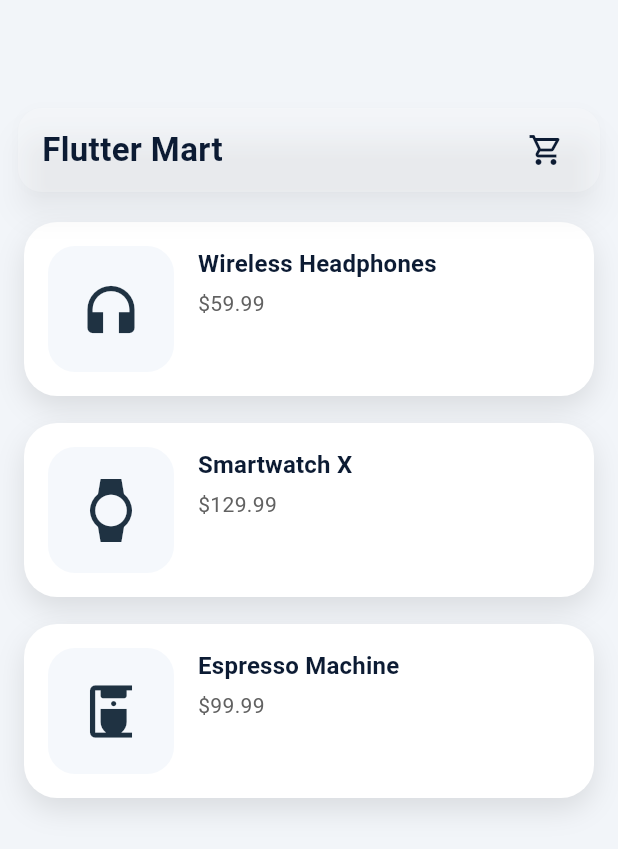
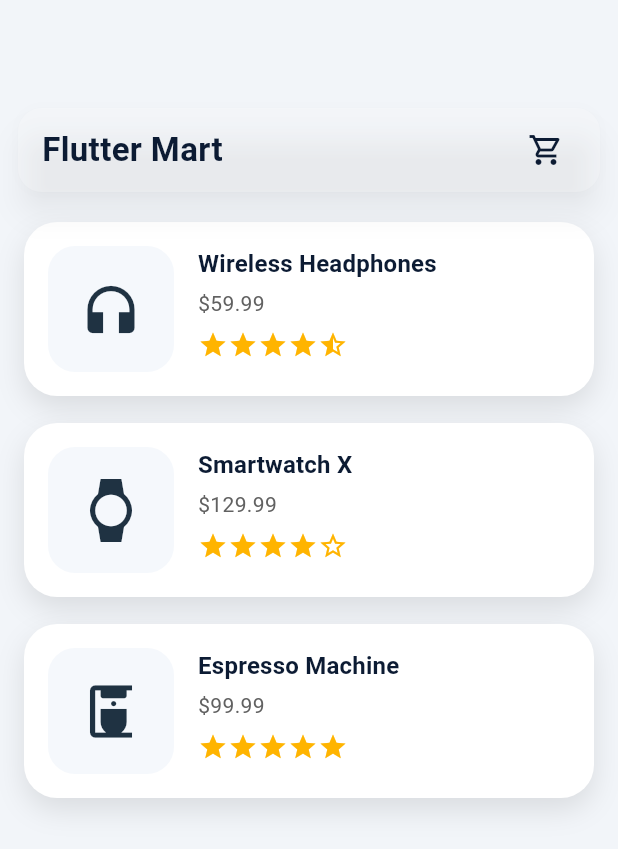
Before and after one commit to ahdzlee/flutter_spelec1b_2025, a Flutter app: the screen it shows after launch, on a phone screen of 412 x 824 dp. Shown: the top 849 px of the screen. Run offline on Flutter 3.47's test engine with Material 3 defaults, Android fonts, the phone set to English and light mode, and no system bars.

Commit message:
add a custom StarRating widget to render half or full star ratings

```diff
--- a/lib/exer02/widgets/product_card.dart
+++ b/lib/exer02/widgets/product_card.dart
@@ -2,6 +2,7 @@ import 'package:flutter/material.dart';
 import 'package:flutter_spelec1b_2025/exer02/widgets/product_thumbnail.dart';
 
 import '../models/product.dart';
+import 'star_rating.dart';
 
 class ProductCard extends StatelessWidget {
   const ProductCard({super.key, required this.product});
@@ -48,6 +49,8 @@ class ProductCard extends StatelessWidget {
                     color: Colors.grey[700],
                   ),
                 ),
+                const SizedBox(height: 8),
+                Row(children: [StarRating(rating: product.rating)]),
               ],
             ),
           ],
--- /dev/null
+++ b/lib/exer02/widgets/star_rating.dart
@@ -0,0 +1,30 @@
+import 'package:flutter/material.dart';
+
+class StarRating extends StatelessWidget {
+  const StarRating({super.key, required this.rating});
+
+  /// The rating value, from 0 to 5
+  final double rating;
+
+  @override
+  Widget build(BuildContext context) {
+    const total = 5;
+    final full = rating.floor();
+    final frac = rating - full;
+    final hasHalf = frac >= 0.25 && frac < 0.75;
+    final roundsUp = frac >= 0.75;
+
+    return Row(
+      children: List.generate(total, (i) {
+        final fullStars = full + (roundsUp ? 1 : 0);
+        final isHalf = i == full && hasHalf && !roundsUp;
+        final icon = i < fullStars
+            ? Icons.star
+            : isHalf
+            ? Icons.star_half
+            : Icons.star_border;
+        return Icon(icon, size: 20, color: const Color(0xFFFFB400));
+      }),
+    );
+  }
+}
```
